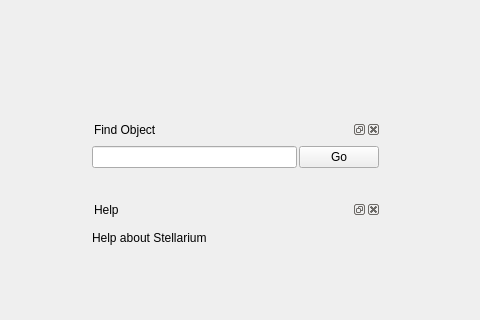
First picture: the form in src/mainGui.ui, repository 519984307/stellarium_src, before the edit; both pictures show x 0 to 480 and y 0 to 320 of the 650 by 534 pixel window.
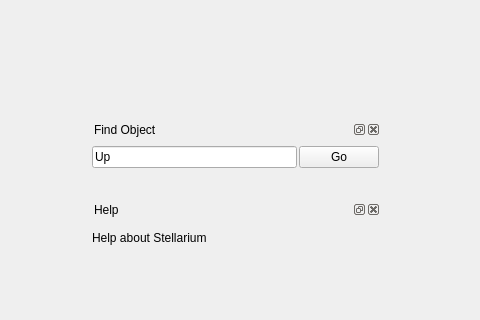
Second picture: the form after the edit.

```diff
--- a/src/mainGui.ui
+++ b/src/mainGui.ui
@@ -59,7 +59,11 @@
         <number>2</number>
        </property>
        <item>
-        <widget class="QLineEdit" name="lineEditSearchSkyObject" />
+        <widget class="QLineEdit" name="lineEditSearchSkyObject" >
+         <property name="text" >
+          <string>Up</string>
+         </property>
+        </widget>
        </item>
        <item>
         <widget class="QPushButton" name="pushButtonGotoSearchSkyObject" >
```
Left out of the diff: 14 changed lines with no effect on the pictures.
